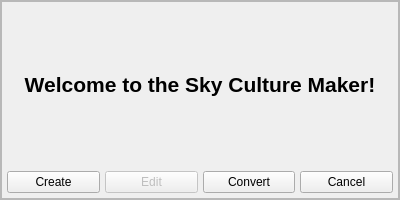
Above: plugins/SkyCultureMaker/src/gui/scmStartDialog.ui from Integer-Ctrl/stellarium before the change. Below: the same form after it.
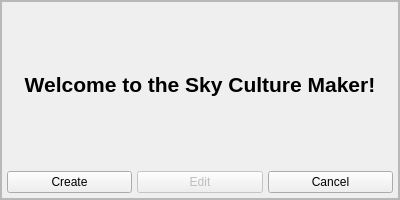
That is the form after the change. Custom widgets are drawn as their Qt base class.

Diff of the .ui file:
```diff
--- a/plugins/SkyCultureMaker/src/gui/scmStartDialog.ui
+++ b/plugins/SkyCultureMaker/src/gui/scmStartDialog.ui
@@ -153,13 +153,6 @@
                </property>
               </widget>
              </item>
-             <item>
-              <widget class="QPushButton" name="scmStartConvertpushButton">
-               <property name="text">
-                <string>Convert</string>
-               </property>
-              </widget>
-             </item>
              <item>
               <widget class="QPushButton" name="scmStartCancelpushButton">
                <property name="text">
```
